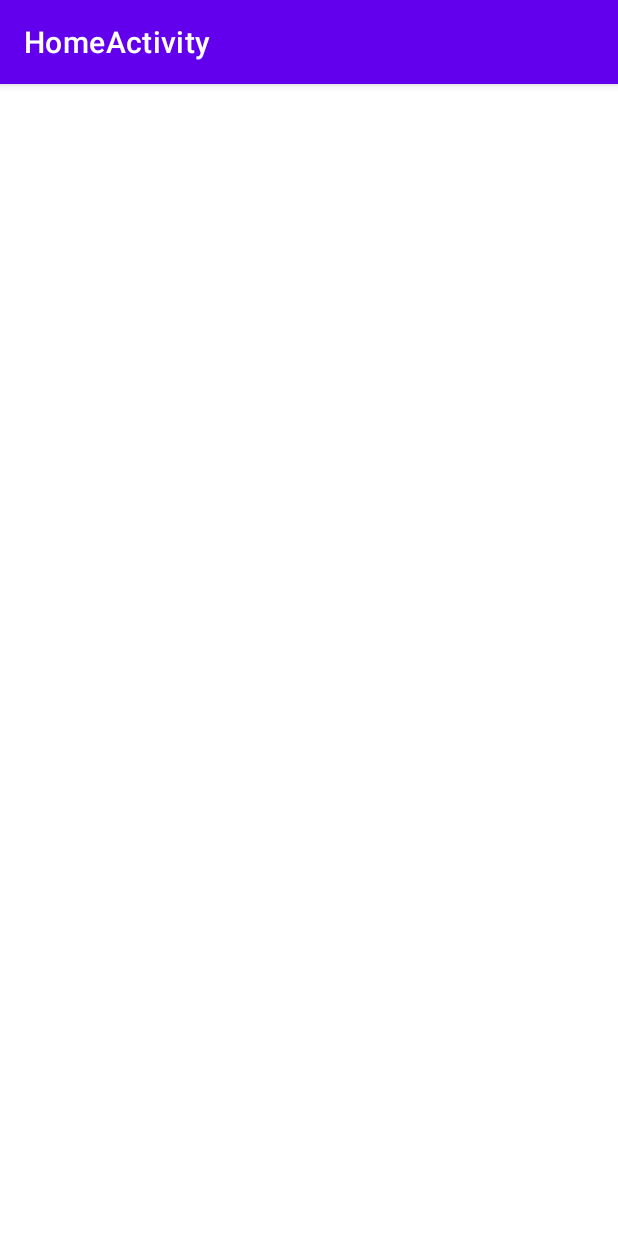
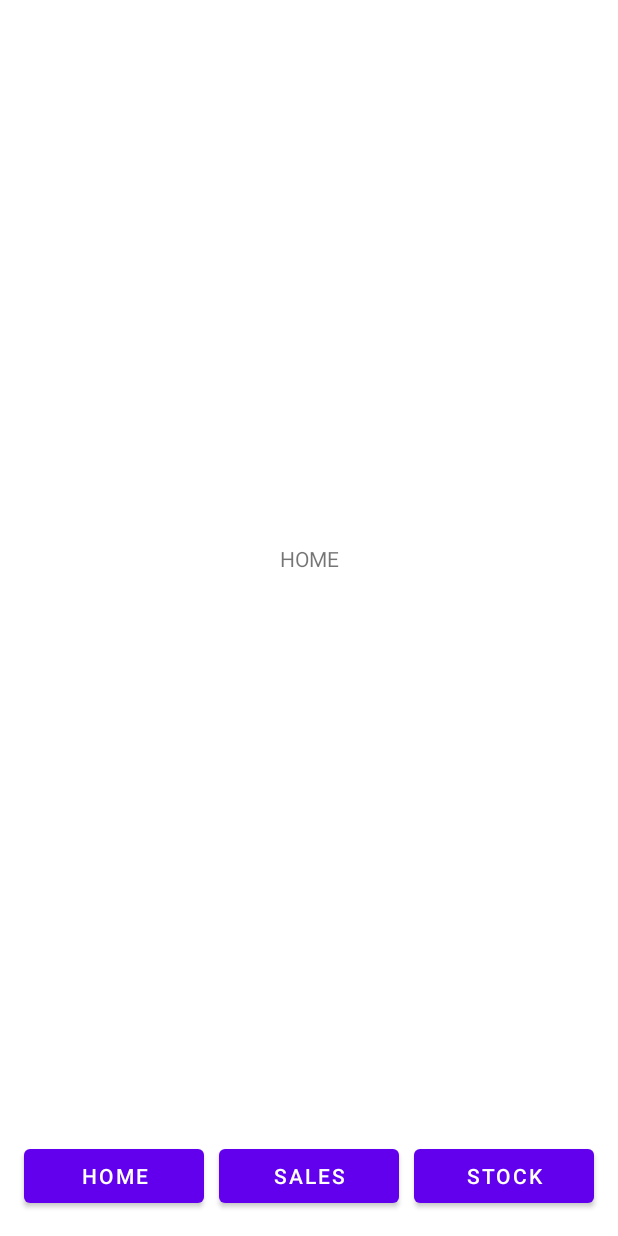
Before and after one commit to SindoPhobia/footwear-shop-manager, an Android app: the screen it shows after launch (HomeActivity), on a phone screen of 412 x 824 dp. Run offline under Robolectric (Android 15) with nearby library versions, the phone set to English and light mode, and no system bars.

Commit message:
Create app navigation

```diff
--- /dev/null
+++ b/app/src/main/java/com/example/shopmanager/AppNavigationFragment.java
@@ -0,0 +1,52 @@
+package com.example.shopmanager;
+
+import android.content.Intent;
+import android.os.Bundle;
+
+import androidx.fragment.app.Fragment;
+
+import android.view.LayoutInflater;
+import android.view.View;
+import android.view.ViewGroup;
+import android.widget.Button;
+
+import com.example.shopmanager.Home.HomeActivity;
+import com.example.shopmanager.Sales.SalesActivity;
+import com.example.shopmanager.Stock.StockActivity;
+
+public class AppNavigationFragment extends Fragment {
+
+    Button buttonHome, buttonSales, buttonStock;
+
+    @Override
+    public View onCreateView(LayoutInflater inflater, ViewGroup container, Bundle savedInstanceState) {
+        View view = inflater.inflate(R.layout.fragment_app_navigation, container, false);
+
+        buttonHome = view.findViewById(R.id.fragment_appnavigation_button_home);
+        buttonSales = view.findViewById(R.id.fragment_appnavigation_button_sales);
+        buttonStock = view.findViewById(R.id.fragment_appnavigation_button_stock);
+
+        buttonHome.setOnClickListener(viewButtonHome -> {
+            Intent intentStartActivity = new Intent(getContext(), HomeActivity.class);
+            startActivity(intentStartActivity);
+        });
+
+        buttonSales.setOnClickListener(viewButtonSales -> {
+            Intent intentStartActivity = new Intent(getContext(), SalesActivity.class);
+            startActivity(intentStartActivity);
+        });
+
+        buttonStock.setOnClickListener(viewButtonStock -> {
+            Intent intentStartActivity = new Intent(getContext(), StockActivity.class);
+            startActivity(intentStartActivity);
+        });
+
+        return view;
+    }
+
+    private void changeActivity(View view, Class<?> activityClass) {
+        Intent intentStartActivity = new Intent(getContext(), activityClass);
+        startActivity(intentStartActivity);
+    }
+
+}
--- a/app/src/main/res/layout/activity_home.xml
+++ b/app/src/main/res/layout/activity_home.xml
@@ -6,4 +6,32 @@
     android:layout_height="match_parent"
     tools:context=".Home.HomeActivity">
 
+    <androidx.fragment.app.FragmentContainerView
+        android:id="@+id/fragmentContainerView"
+        android:name="com.example.shopmanager.AppNavigationFragment"
+        android:layout_width="0dp"
+        android:layout_height="wrap_content"
+        app:layout_constraintBottom_toBottomOf="parent"
+        app:layout_constraintEnd_toEndOf="parent"
+        app:layout_constraintStart_toStartOf="parent"
+        tools:layout="@layout/fragment_app_navigation" />
+
+    <androidx.constraintlayout.widget.ConstraintLayout
+        android:layout_width="409dp"
+        android:layout_height="681dp"
+        app:layout_constraintBottom_toTopOf="@+id/fragmentContainerView"
+        app:layout_constraintEnd_toEndOf="parent"
+        app:layout_constraintStart_toStartOf="parent"
+        app:layout_constraintTop_toTopOf="parent">
+
+        <TextView
+            android:id="@+id/textView2"
+            android:layout_width="wrap_content"
+            android:layout_height="wrap_content"
+            android:text="HOME"
+            app:layout_constraintBottom_toBottomOf="parent"
+            app:layout_constraintEnd_toEndOf="parent"
+            app:layout_constraintStart_toStartOf="parent"
+            app:layout_constraintTop_toTopOf="parent" />
+    </androidx.constraintlayout.widget.ConstraintLayout>
 </androidx.constraintlayout.widget.ConstraintLayout>
--- /dev/null
+++ b/app/src/main/res/layout/fragment_app_navigation.xml
@@ -0,0 +1,39 @@
+<?xml version="1.0" encoding="utf-8"?>
+<androidx.constraintlayout.widget.ConstraintLayout xmlns:android="http://schemas.android.com/apk/res/android"
+    xmlns:app="http://schemas.android.com/apk/res-auto"
+    xmlns:tools="http://schemas.android.com/tools"
+    android:layout_width="match_parent"
+    android:layout_height="80dp"
+    tools:context=".AppNavigationFragment">
+
+    <Button
+        android:id="@+id/fragment_appnavigation_button_home"
+        android:layout_width="120dp"
+        android:layout_height="wrap_content"
+        android:layout_marginStart="16dp"
+        android:text="@string/fragment_appnavigation_button_home"
+        app:layout_constraintBottom_toBottomOf="parent"
+        app:layout_constraintStart_toStartOf="parent"
+        app:layout_constraintTop_toTopOf="parent" />
+
+    <Button
+        android:id="@+id/fragment_appnavigation_button_sales"
+        android:layout_width="120dp"
+        android:layout_height="wrap_content"
+        android:text="@string/fragment_appnavigation_button_sales"
+        app:layout_constraintBottom_toBottomOf="parent"
+        app:layout_constraintEnd_toStartOf="@+id/fragment_appnavigation_button_stock"
+        app:layout_constraintHorizontal_bias=".5"
+        app:layout_constraintStart_toEndOf="@+id/fragment_appnavigation_button_home"
+        app:layout_constraintTop_toTopOf="parent" />
+
+    <Button
+        android:id="@+id/fragment_appnavigation_button_stock"
+        android:layout_width="120dp"
+        android:layout_height="wrap_content"
+        android:layout_marginEnd="16dp"
+        android:text="@string/fragment_appnavigation_button_stock"
+        app:layout_constraintBottom_toBottomOf="parent"
+        app:layout_constraintEnd_toEndOf="parent"
+        app:layout_constraintTop_toTopOf="parent" />
+</androidx.constraintlayout.widget.ConstraintLayout>
--- a/app/src/main/res/values/strings.xml
+++ b/app/src/main/res/values/strings.xml
@@ -1,4 +1,9 @@
 <resources>
     <string name="app_name">ShopManager</string>
     <string name="title_activity_home">HomeActivity</string>
+    <!-- TODO: Remove or change this placeholder text -->
+    <string name="hello_blank_fragment">Hello blank fragment</string>
+    <string name="fragment_appnavigation_button_home">Home</string>
+    <string name="fragment_appnavigation_button_sales">Sales</string>
+    <string name="fragment_appnavigation_button_stock">Stock</string>
 </resources>
--- a/app/src/main/res/values/themes.xml
+++ b/app/src/main/res/values/themes.xml
@@ -1,6 +1,6 @@
 <resources xmlns:tools="http://schemas.android.com/tools">
     <!-- Base application theme. -->
-    <style name="Theme.ShopManager" parent="Theme.MaterialComponents.DayNight.DarkActionBar">
+    <style name="Theme.ShopManager" parent="Theme.MaterialComponents.DayNight.NoActionBar">
         <!-- Primary brand color. -->
         <item name="colorPrimary">@color/purple_500</item>
         <item name="colorPrimaryVariant">@color/purple_700</item>
```
Also changed, not shown: app/src/main/res/layout/activity_sales.xml (+28 -0 lines), app/src/main/res/layout/activity_stock.xml (+28 -0 lines).
